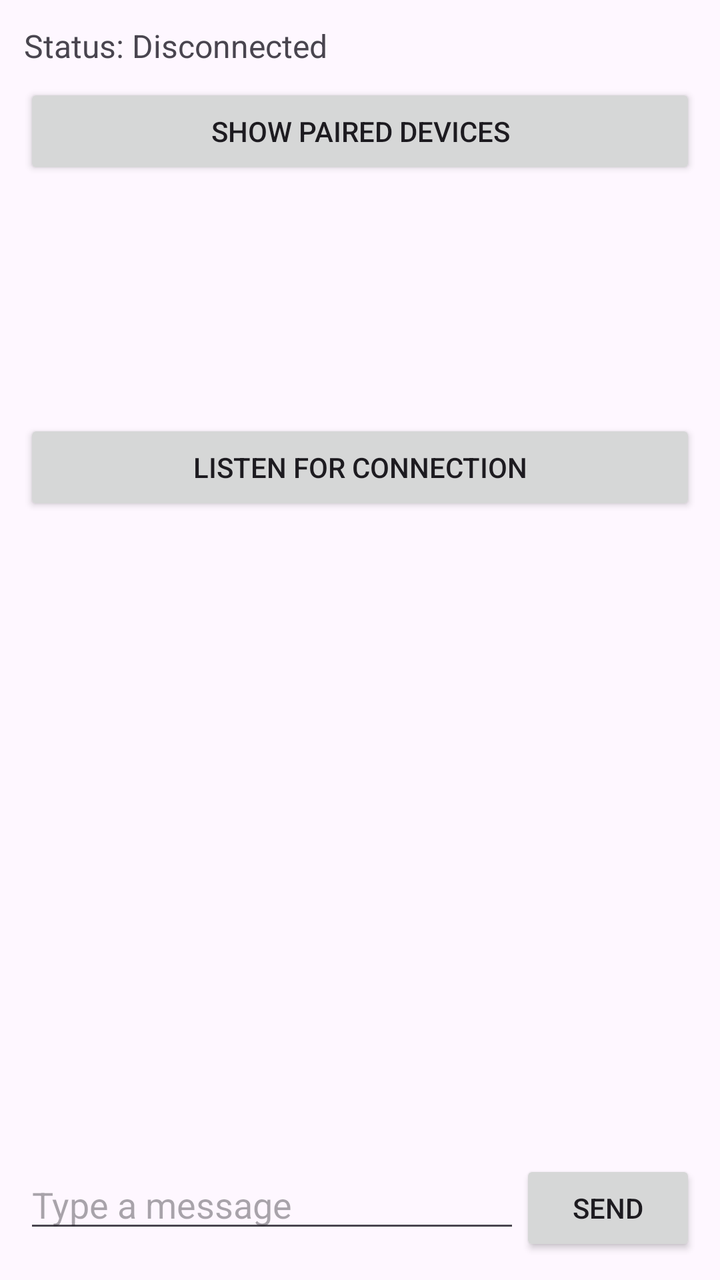
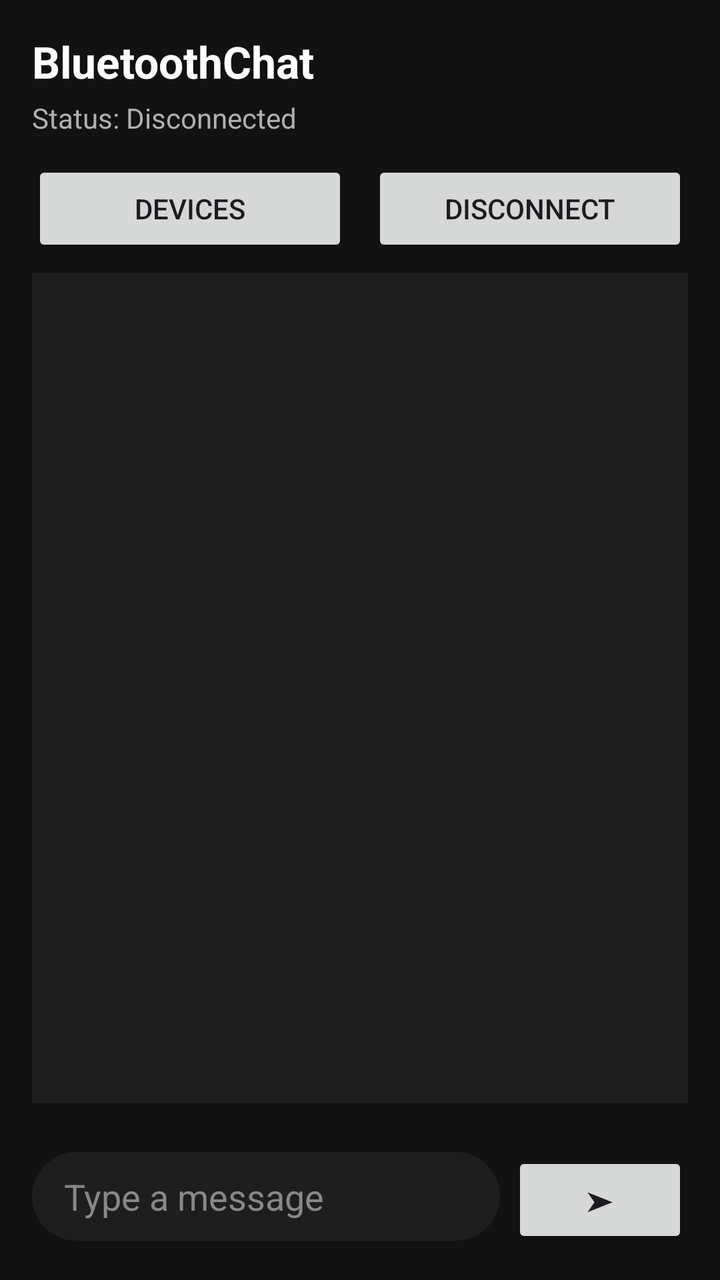

Two renders of the same Android screen: before a commit and after it. Below are the layout's source before the change and the commit's diff.
<!-- AndroidManifest.xml: application theme Theme.BluetoothChat -->
<!-- res/layout/activity_main.xml -->
<?xml version="1.0" encoding="utf-8"?>
<LinearLayout xmlns:android="http://schemas.android.com/apk/res/android"
    android:id="@+id/main"
    android:layout_width="match_parent"
    android:layout_height="match_parent"
    android:orientation="vertical"
    android:padding="12dp">
    <TextView
        android:id="@+id/statusText"
        android:layout_width="match_parent"
        android:layout_height="wrap_content"
        android:text="Status: Disconnected"
        android:textSize="16sp"
        android:paddingBottom="8dp" />

    <Button
        android:id="@+id/scanButton"
        android:layout_width="match_parent"
        android:layout_height="wrap_content"
        android:text="Show Paired Devices" />

    <ListView
        android:id="@+id/deviceList"
        android:layout_width="match_parent"
        android:layout_height="120dp" />

    <Button
        android:id="@+id/listenButton"
        android:layout_width="match_parent"
        android:layout_height="wrap_content"
        android:text="Listen for Connection" />

    <ScrollView
        android:layout_width="match_parent"
        android:layout_height="0dp"
        android:layout_weight="1">

        <TextView
            android:id="@+id/messageArea"
            android:layout_width="match_parent"
            android:layout_height="wrap_content"
            android:text="" />

    </ScrollView>

    <LinearLayout
        android:layout_width="match_parent"
        android:layout_height="wrap_content"
        android:orientation="horizontal">

        <EditText
            android:id="@+id/messageInput"
            android:layout_width="0dp"
            android:layout_height="wrap_content"
            android:layout_weight="1"
            android:hint="Type a message" />

        <Button
            android:id="@+id/sendButton"
            android:layout_width="wrap_content"
            android:layout_height="wrap_content"
            android:text="Send" />

    </LinearLayout>

</LinearLayout>
<!-- resources referenced by this layout -->
<resources>
  <style name="Theme.BluetoothChat" parent="Base.Theme.BluetoothChat" />
  <style name="Base.Theme.BluetoothChat" parent="Theme.Material3.DayNight.NoActionBar">
          
          
      </style>
</resources>

<!-- the commit's change to res/layout/activity_main.xml (unified diff, before → after) -->
@@ -4,44 +4,87 @@
     android:layout_width="match_parent"
     android:layout_height="match_parent"
     android:orientation="vertical"
-    android:padding="12dp">
+    android:padding="16dp"
+    android:fitsSystemWindows="true"
+    android:background="#121212">
+
+    <TextView
+        android:layout_width="match_parent"
+        android:layout_height="wrap_content"
+        android:text="BluetoothChat"
+        android:textSize="22sp"
+        android:textStyle="bold"
+        android:textColor="#FFFFFF"
+        android:paddingBottom="4dp" />
+
     <TextView
         android:id="@+id/statusText"
         android:layout_width="match_parent"
         android:layout_height="wrap_content"
         android:text="Status: Disconnected"
-        android:textSize="16sp"
-        android:paddingBottom="8dp" />
+        android:textSize="14sp"
+        android:textColor="#B0B0B0"
+        android:paddingBottom="12dp" />
 
-    <Button
-        android:id="@+id/scanButton"
+    <LinearLayout
         android:layout_width="match_parent"
         android:layout_height="wrap_content"
-        android:text="Show Paired Devices" />
+        android:orientation="horizontal"
+        android:layout_marginBottom="8dp">
+
+        <Button
+            android:id="@+id/scanButton"
+            android:layout_width="0dp"
+            android:layout_height="wrap_content"
+            android:layout_weight="1"
+            android:layout_marginEnd="6dp"
+            android:text="Devices" />
+
+        <Button
+            android:id="@+id/disconnectButton"
+            android:layout_width="0dp"
+            android:layout_height="wrap_content"
+            android:layout_weight="1"
+            android:layout_marginStart="6dp"
+            android:text="Disconnect" />
+
+    </LinearLayout>
 
     <ListView
         android:id="@+id/deviceList"
         android:layout_width="match_parent"
-        android:layout_height="120dp" />
-
-    <Button
-        android:id="@+id/listenButton"
-        android:layout_width="match_parent"
-        android:layout_height="wrap_content"
-        android:text="Listen for Connection" />
+        android:layout_height="120dp"
+        android:background="#1E1E1E"
+        android:layout_marginBottom="12dp"
+        android:visibility="gone" />
 
     <ScrollView
         android:layout_width="match_parent"
         android:layout_height="0dp"
-        android:layout_weight="1">
+        android:layout_weight="1"
+        android:background="#1E1E1E"
+        android:padding="8dp">
 
         <TextView
             android:id="@+id/messageArea"
             android:layout_width="match_parent"
             android:layout_height="wrap_content"
-            android:text="" />
+            android:text=""
+            android:textColor="#FFFFFF"
+            android:lineSpacingExtra="6dp" />
 
     </ScrollView>
+
+    <TextView
+        android:id="@+id/typingIndicator"
+        android:layout_width="match_parent"
+        android:layout_height="wrap_content"
+        android:text=""
+        android:textSize="12sp"
+        android:textStyle="italic"
+        android:textColor="#888888"
+        android:paddingTop="4dp"
+        android:paddingBottom="4dp" />
 
     <LinearLayout
         android:layout_width="match_parent"
@@ -53,13 +96,17 @@
             android:layout_width="0dp"
             android:layout_height="wrap_content"
             android:layout_weight="1"
-            android:hint="Type a message" />
+            android:hint="Type a message"
+            android:textColor="#FFFFFF"
+            android:textColorHint="#888888"
+            android:background="@drawable/edittext_background" />
 
         <Button
             android:id="@+id/sendButton"
             android:layout_width="wrap_content"
             android:layout_height="wrap_content"
-            android:text="Send" />
+            android:text="➤"
+            android:layout_marginStart="6dp" />
 
     </LinearLayout>
 
<!-- resource entries referenced after the edit -->
@@ -1,5 +1,12 @@
 <!-- resources referenced by this layout -->
 <resources>
+  <!-- drawable edittext_background (drawable) -->
+  <?xml version="1.0" encoding="utf-8"?>
+  <shape xmlns:android="http://schemas.android.com/apk/res/android">
+      <solid android:color="#1E1E1E" />
+      <corners android:radius="24dp" />
+      <padding android:left="16dp" android:top="10dp" android:right="16dp" android:bottom="10dp" />
+  </shape>
   <style name="Theme.BluetoothChat" parent="Base.Theme.BluetoothChat" />
   <style name="Base.Theme.BluetoothChat" parent="Theme.Material3.DayNight.NoActionBar">
           
